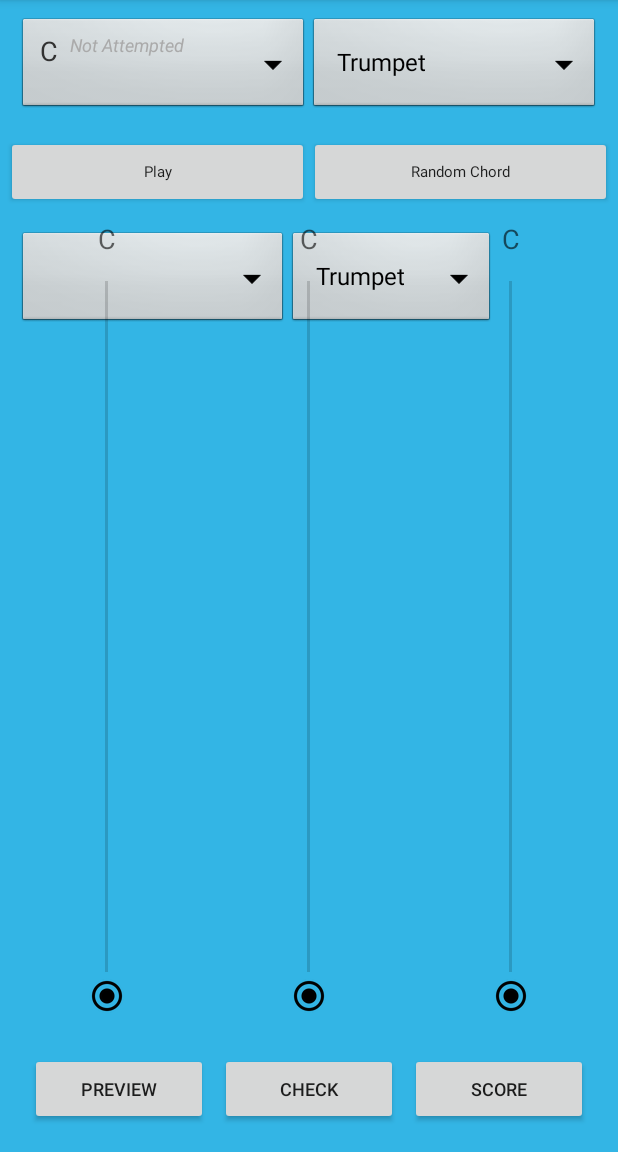
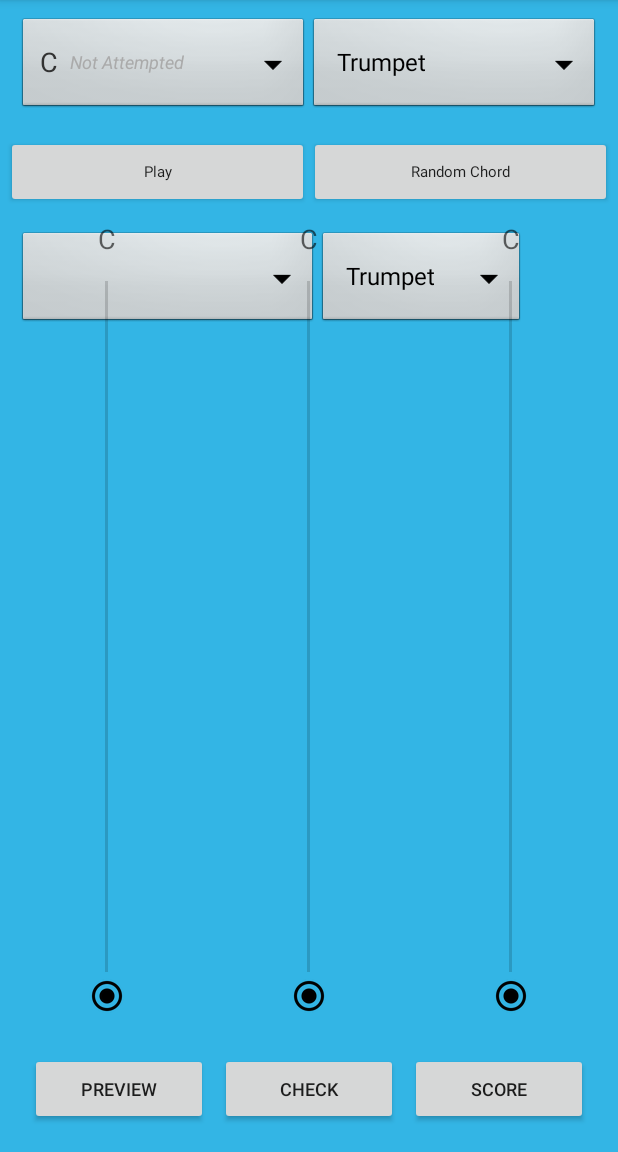
Before and after one commit to SCCapstone/5chords, an Android app: the fragment ChordInstrumentSelectFragment placed in its activity, on a phone screen of 412 x 824 dp, the part 84-1236 px from its top. Run offline under Robolectric (Android 15) with nearby library versions, the phone set to English and light mode, and no system bars; pictures from the network do not load; 4 statements that could not run were skipped.

Commit message:
Fixed a bug displaying the app name.

```diff
--- a/app/src/main/AndroidManifest.xml
+++ b/app/src/main/AndroidManifest.xml
@@ -11,7 +11,7 @@
         <!-- Start Page Activity -->
         <activity
             android:name=".StartPage"
-            android:label="@string/title_activity_start_page"
+            android:label="@string/app_name"
             android:theme="@style/AppTheme.NoActionBar">
 
             <intent-filter>
--- a/app/src/main/res/layout/component_chord_display_item.xml
+++ b/app/src/main/res/layout/component_chord_display_item.xml
@@ -11,9 +11,9 @@
         android:layout_width="wrap_content"
         android:layout_height="wrap_content"
         android:layout_margin="4dp"
-        android:gravity="center"
         android:layout_alignParentLeft="true"
         android:layout_alignParentStart="true"
+        android:layout_centerVertical="true"
         android:textSize="@dimen/text_size_medium"
         android:textColor="@android:color/secondary_text_light"/>
 
@@ -26,8 +26,11 @@
         android:layout_margin="4dp"
         android:layout_alignParentRight="true"
         android:layout_alignParentEnd="true"
+        android:layout_centerVertical="true"
         android:layout_toRightOf="@id/chord_display_chord_name"
         android:textSize="@dimen/text_size_small"
+        android:singleLine="true"
+        android:ellipsize="end"
         android:layout_marginLeft="8dp"
         android:textColor="@android:color/darker_gray"/>
 
--- a/app/src/main/res/values/dimens.xml
+++ b/app/src/main/res/values/dimens.xml
@@ -29,6 +29,6 @@
     <dimen name="min_chord_dropdown_menu_size">240dp</dimen>
 
     <!-- Minimum size of the chord select slider -->
-    <dimen name="min_chord_select_slider_size">180dp</dimen>
+    <dimen name="min_chord_select_slider_size">200dp</dimen>
 
 </resources>
--- a/app/src/main/res/values/strings.xml
+++ b/app/src/main/res/values/strings.xml
@@ -24,7 +24,7 @@
     </string-array>
 
     <!-- General Strings -->
-    <string name="app_name">5Chords</string>
+    <string name="app_name">Chord Builder</string>
     <string name="action_settings">Settings</string>
     <string name="drawer_close">Close navigation drawer</string>
     <string name="drawer_open">Open navigation drawer</string>
@@ -149,5 +149,5 @@
         "For example, position the FAB to one side of stream of a cards so the FAB won’t interfere "
         "when a user tries to pick up one of cards.\n\n"
     </string>
-    <string name="title_activity_contact__us">contact_Us</string>
+    <string name="title_activity_contact__us">Contact Us</string>
 </resources>
```
